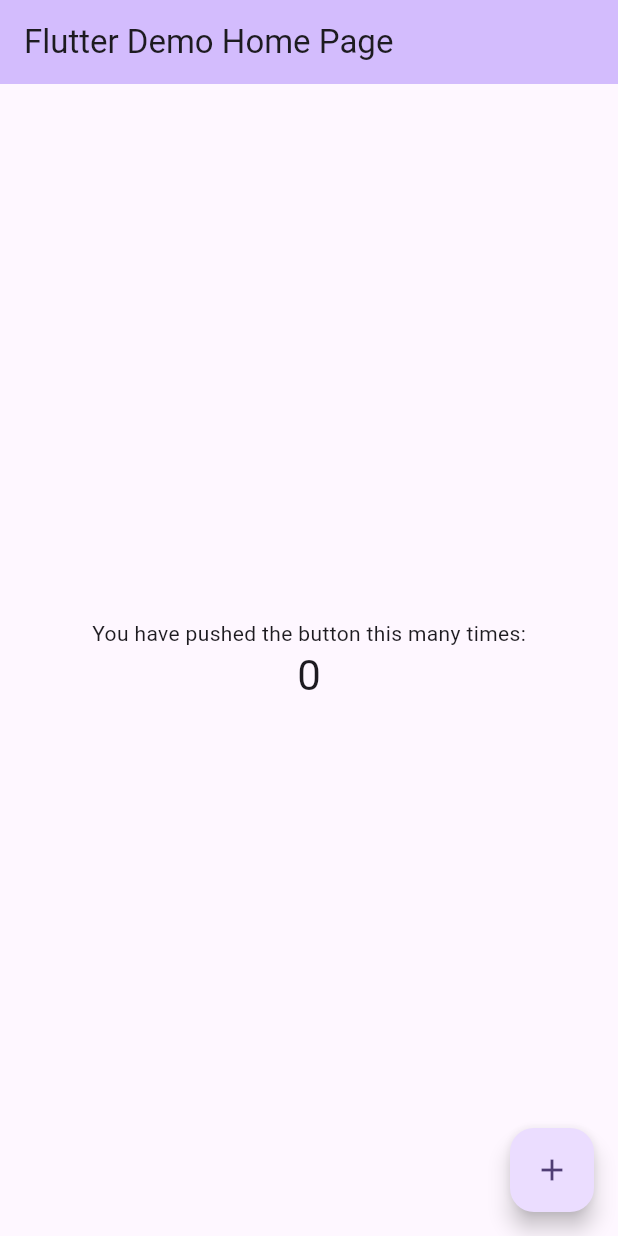
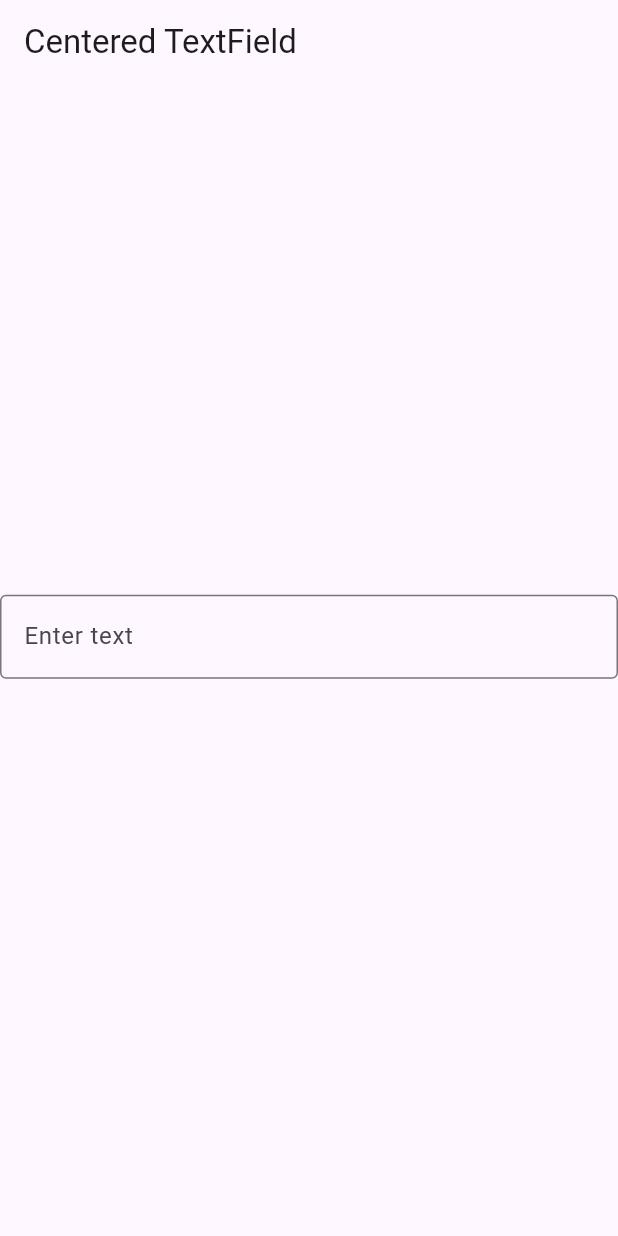
Before and after one commit to Ravikumar00721/UdemyFlutterApps, a Flutter app: the screen it shows after launch, on a phone screen of 412 x 824 dp. Run offline on Flutter 3.47's test engine with Material 3 defaults, Android fonts, the phone set to English and light mode, and no system bars; our stand-ins replace cloud_firestore, firebase_auth, firebase_core, firebase_messaging, firebase_storage, flutter_riverpod and 5 more; accounts and stored records are empty.

```diff
--- /dev/null
+++ b/riverpod/lib/hs3.dart
@@ -0,0 +1,34 @@
+import 'package:flutter/material.dart';
+import 'package:flutter_riverpod/flutter_riverpod.dart';
+import 'package:riverpo/searchProvider.dart';
+
+class CenteredTextField extends ConsumerWidget {
+  @override
+  Widget build(BuildContext context, WidgetRef ref) {
+    final search = ref.watch(searchProvider);
+    return Scaffold(
+      appBar: AppBar(title: Text('Centered TextField')),
+      body: Center(
+        child: Column(
+          mainAxisSize: MainAxisSize.min,
+          children: [
+            TextField(
+              decoration: InputDecoration(
+                border: OutlineInputBorder(),
+                hintText: 'Enter text',
+              ),
+              onChanged: (value) {
+                ref.read(searchProvider.notifier).search(value);
+              },
+            ),
+            SizedBox(height: 10),
+            Consumer(builder: (context, ref, child) {
+              final search = ref.watch(searchProvider);
+              return Text(search.search);
+            })
+          ],
+        ),
+      ),
+    );
+  }
+}
--- a/riverpod/lib/main.dart
+++ b/riverpod/lib/main.dart
@@ -1,125 +1,22 @@
 import 'package:flutter/material.dart';
+import 'package:flutter_riverpod/flutter_riverpod.dart';
+
+import 'hs3.dart';
 
 void main() {
-  runApp(const MyApp());
+  runApp(const ProviderScope(
+    child: MaterialApp(
+      home: MyApp(),
+      debugShowCheckedModeBanner: false,
+    ),
+  ));
 }
 
 class MyApp extends StatelessWidget {
   const MyApp({super.key});
 
-  // This widget is the root of your application.
   @override
   Widget build(BuildContext context) {
-    return MaterialApp(
-      title: 'Flutter Demo',
-      theme: ThemeData(
-        // This is the theme of your application.
-        //
-        // TRY THIS: Try running your application with "flutter run". You'll see
-        // the application has a purple toolbar. Then, without quitting the app,
-        // try changing the seedColor in the colorScheme below to Colors.green
-        // and then invoke "hot reload" (save your changes or press the "hot
-        // reload" button in a Flutter-supported IDE, or press "r" if you used
-        // the command line to start the app).
-        //
-        // Notice that the counter didn't reset back to zero; the application
-        // state is not lost during the reload. To reset the state, use hot
-        // restart instead.
-        //
-        // This works for code too, not just values: Most code changes can be
-        // tested with just a hot reload.
-        colorScheme: ColorScheme.fromSeed(seedColor: Colors.deepPurple),
-        useMaterial3: true,
-      ),
-      home: const MyHomePage(title: 'Flutter Demo Home Page'),
-    );
+    return CenteredTextField();
   }
 }
-
-class MyHomePage extends StatefulWidget {
-  const MyHomePage({super.key, required this.title});
-
-  // This widget is the home page of your application. It is stateful, meaning
-  // that it has a State object (defined below) that contains fields that affect
-  // how it looks.
-
-  // This class is the configuration for the state. It holds the values (in this
-  // case the title) provided by the parent (in this case the App widget) and
-  // used by the build method of the State. Fields in a Widget subclass are
-  // always marked "final".
-
-  final String title;
-
-  @override
-  State<MyHomePage> createState() => _MyHomePageState();
-}
-
-class _MyHomePageState extends State<MyHomePage> {
-  int _counter = 0;
-
-  void _incrementCounter() {
-    setState(() {
-      // This call to setState tells the Flutter framework that something has
-      // changed in this State, which causes it to rerun the build method below
-      // so that the display can reflect the updated values. If we changed
-      // _counter without calling setState(), then the build method would not be
-      // called again, and so nothing would appear to happen.
-      _counter++;
-    });
-  }
-
-  @override
-  Widget build(BuildContext context) {
-    // This method is rerun every time setState is called, for instance as done
-    // by the _incrementCounter method above.
-    //
-    // The Flutter framework has been optimized to make rerunning build methods
-    // fast, so that you can just rebuild anything that needs updating rather
-    // than having to individually change instances of widgets.
-    return Scaffold(
-      appBar: AppBar(
-        // TRY THIS: Try changing the color here to a specific color (to
-        // Colors.amber, perhaps?) and trigger a hot reload to see the AppBar
-        // change color while the other colors stay the same.
-        backgroundColor: Theme.of(context).colorScheme.inversePrimary,
-        // Here we take the value from the MyHomePage object that was created by
-        // the App.build method, and use it to set our appbar title.
-        title: Text(widget.title),
-      ),
-      body: Center(
-        // Center is a layout widget. It takes a single child and positions it
-        // in the middle of the parent.
-        child: Column(
-          // Column is also a layout widget. It takes a list of children and
-          // arranges them vertically. By default, it sizes itself to fit its
-          // children horizontally, and tries to be as tall as its parent.
-          //
-          // Column has various properties to control how it sizes itself and
-          // how it positions its children. Here we use mainAxisAlignment to
-          // center the children vertically; the main axis here is the vertical
-          // axis because Columns are vertical (the cross axis would be
-          // horizontal).
-          //
-          // TRY THIS: Invoke "debug painting" (choose the "Toggle Debug Paint"
-          // action in the IDE, or press "p" in the console), to see the
-          // wireframe for each widget.
-          mainAxisAlignment: MainAxisAlignment.center,
-          children: <Widget>[
-            const Text(
-              'You have pushed the button this many times:',
-            ),
-            Text(
-              '$_counter',
-              style: Theme.of(context).textTheme.headlineMedium,
-            ),
-          ],
-        ),
-      ),
-      floatingActionButton: FloatingActionButton(
-        onPressed: _incrementCounter,
-        tooltip: 'Increment',
-        child: const Icon(Icons.add),
-      ), // This trailing comma makes auto-formatting nicer for build methods.
-    );
-  }
-}
--- /dev/null
+++ b/riverpod/lib/todo/item.dart
@@ -0,0 +1,6 @@
+class Item {
+  final id;
+  final name;
+
+  Item({required this.id, required this.name});
+}
--- a/riverpod/pubspec.yaml
+++ b/riverpod/pubspec.yaml
@@ -1,4 +1,4 @@
-name: riverpod
+name: riverpo
 description: "A new Flutter project."
 # The following line prevents the package from being accidentally published to
 # pub.dev using `flutter pub publish`. This is preferred for private packages.
@@ -35,6 +35,8 @@ dependencies:
   # The following adds the Cupertino Icons font to your application.
   # Use with the CupertinoIcons class for iOS style icons.
   cupertino_icons: ^1.0.8
+  riverpod: ^2.6.1
+  flutter_riverpod: ^2.6.1
 
 dev_dependencies:
   flutter_test:
```
Also changed, not shown: riverpod/lib/homescreen.dart (added, +62 -0 lines), riverpod/lib/hs2.dart (added, +44 -0 lines), riverpod/lib/searchProvider.dart (added, +29 -0 lines), riverpod/lib/slideprovider.dart (added, +18 -0 lines), riverpod/lib/todo/itemprovider.dart (added), riverpod/pubspec.lock, 1 other file.
